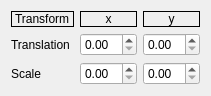
First picture: the form in dia2/widget2dtransform.ui, repository albertllopart/QT-Projects, before the edit.
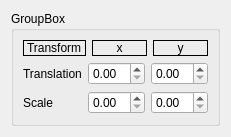
Second picture: the form after the edit.

Patch:
```diff
--- a/dia2/widget2dtransform.ui
+++ b/dia2/widget2dtransform.ui
@@ -6,8 +6,8 @@
    <rect>
     <x>0</x>
     <y>0</y>
-    <width>193</width>
-    <height>85</height>
+    <width>207</width>
+    <height>117</height>
    </rect>
   </property>
   <property name="minimumSize">
@@ -19,12 +19,27 @@
   <property name="windowTitle">
    <string>Form</string>
   </property>
-  <layout class="QGridLayout" name="gridLayout">
-   <property name="sizeConstraint">
-    <enum>QLayout::SetFixedSize</enum>
-   </property>
+  <layout class="QVBoxLayout" name="verticalLayout">
+   <item>
+    <widget class="QGroupBox" name="groupBox">
+     <property name="maximumSize">
+      <size>
+       <width>16777215</width>
+       <height>120</height>
+      </size>
+     </property>
+     <property name="title">
+      <string>GroupBox</string>
+     </property>
+     <layout class="QGridLayout" name="gridLayout_2">
    <item row="0" column="0">
     <widget class="QLabel" name="label_transform">
+        <property name="maximumSize">
+         <size>
+          <width>70</width>
+          <height>20</height>
+         </size>
+        </property>
      <property name="frameShape">
       <enum>QFrame::Panel</enum>
      </property>
@@ -68,31 +83,38 @@
      </property>
     </widget>
    </item>
-   <item row="1" column="0">
+      <item row="1" column="0" colspan="3">
+       <layout class="QGridLayout" name="gridLayout">
+        <item row="0" column="0">
     <widget class="QLabel" name="label_transform_translation">
      <property name="text">
       <string>Translation</string>
      </property>
     </widget>
    </item>
-   <item row="1" column="1">
+        <item row="0" column="1">
     <widget class="QDoubleSpinBox" name="doubleSpinBox_transform_translation_x"/>
    </item>
-   <item row="1" column="2">
+        <item row="0" column="2">
     <widget class="QDoubleSpinBox" name="doubleSpinBox_transform_translation_y"/>
    </item>
-   <item row="2" column="0">
+        <item row="1" column="0">
     <widget class="QLabel" name="label_transform_scale">
      <property name="text">
       <string>Scale</string>
      </property>
     </widget>
    </item>
-   <item row="2" column="1">
+        <item row="1" column="1">
     <widget class="QDoubleSpinBox" name="doubleSpinBox_transform_scale_x"/>
    </item>
-   <item row="2" column="2">
+        <item row="1" column="2">
     <widget class="QDoubleSpinBox" name="doubleSpinBox_transform_scale_y"/>
+        </item>
+       </layout>
+      </item>
+     </layout>
+    </widget>
    </item>
   </layout>
  </widget>
```
Lines whose indentation alone changed are shown as unchanged.
